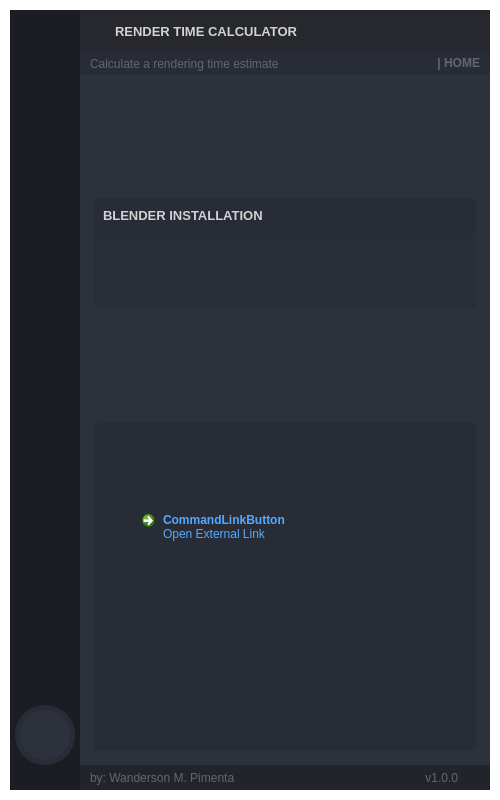
Old version of the form Render_Time_Calculator.ui in the repository Wanderson-Magalhaes/Render_Time_Calculator.
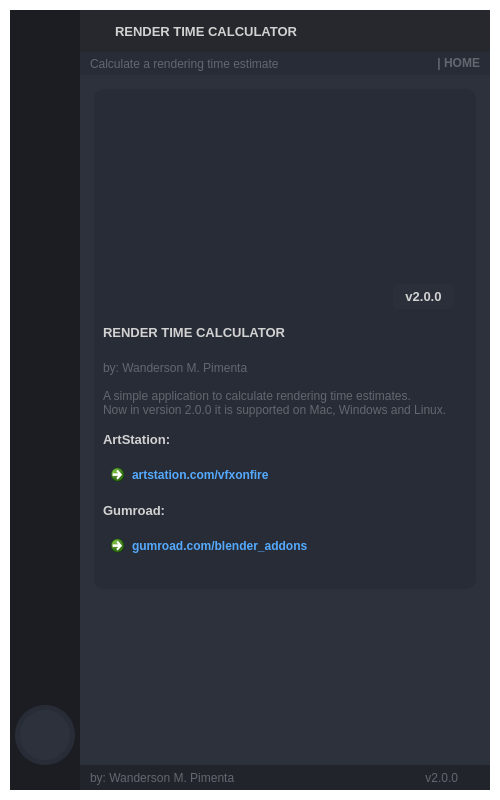
New version of the form. The open tabs and pages were chosen to show the change. Icons and pictures are not drawn.

```diff
--- a/Render_Time_Calculator.ui
+++ b/Render_Time_Calculator.ui
@@ -2795,59 +2795,40 @@
                   </widget>
                   <widget class="QWidget" name="page_info">
                    <layout class="QVBoxLayout" name="verticalLayout_6">
-                    <item>
-                     <widget class="QFrame" name="frame">
+                    <item alignment="Qt::AlignTop">
+                     <widget class="QFrame" name="frame_2">
+                      <property name="minimumSize">
+                       <size>
+                        <width>0</width>
+                        <height>500</height>
+                       </size>
+                      </property>
                       <property name="styleSheet">
-                       <string notr="true">border-radius: 5px;</string>
+                       <string notr="true">background-color: rgb(39, 44, 54);
+border-radius: 10px;</string>
                       </property>
                       <property name="frameShape">
-                       <enum>QFrame::StyledPanel</enum>
+                       <enum>QFrame::NoFrame</enum>
                       </property>
                       <property name="frameShadow">
                        <enum>QFrame::Raised</enum>
                       </property>
-                      <layout class="QVBoxLayout" name="verticalLayout_15">
-                       <property name="spacing">
-                        <number>0</number>
-                       </property>
-                       <property name="leftMargin">
-                        <number>0</number>
-                       </property>
-                       <property name="topMargin">
-                        <number>0</number>
-                       </property>
-                       <property name="rightMargin">
-                        <number>0</number>
-                       </property>
-                       <property name="bottomMargin">
-                        <number>0</number>
-                       </property>
+                      <layout class="QVBoxLayout" name="verticalLayout_7">
                        <item>
-                        <widget class="QFrame" name="frame_div_content_1">
-                         <property name="minimumSize">
-                          <size>
-                           <width>0</width>
-                           <height>110</height>
-                          </size>
-                         </property>
+                        <widget class="QFrame" name="frame">
                          <property name="maximumSize">
                           <size>
                            <width>16777215</width>
-                           <height>110</height>
+                           <height>450</height>
                           </size>
                          </property>
-                         <property name="styleSheet">
-                          <string notr="true">background-color: rgb(41, 45, 56);
-border-radius: 5px;
-</string>
-                         </property>
                          <property name="frameShape">
-                          <enum>QFrame::NoFrame</enum>
+                          <enum>QFrame::StyledPanel</enum>
                          </property>
                          <property name="frameShadow">
                           <enum>QFrame::Raised</enum>
                          </property>
-                         <layout class="QVBoxLayout" name="verticalLayout_7">
+                         <layout class="QVBoxLayout" name="verticalLayout_8">
                           <property name="spacing">
                            <number>0</number>
                           </property>
@@ -2864,25 +2845,36 @@
                            <number>0</number>
                           </property>
                           <item>
-                           <widget class="QFrame" name="frame_title_wid_1">
-                            <property name="maximumSize">
-                             <size>
-                              <width>16777215</width>
-                              <height>35</height>
-                             </size>
-                            </property>
-                            <property name="styleSheet">
-                             <string notr="true">background-color: rgb(39, 44, 54);</string>
-                            </property>
-                            <property name="frameShape">
-                             <enum>QFrame::StyledPanel</enum>
-                            </property>
-                            <property name="frameShadow">
-                             <enum>QFrame::Raised</enum>
-                            </property>
-                            <layout class="QVBoxLayout" name="verticalLayout_8">
-                             <item>
-                              <widget class="QLabel" name="labelBoxBlenderInstalation">
+                           <layout class="QGridLayout" name="gridLayout">
+                            <item row="0" column="0">
+                             <widget class="QFrame" name="frame_3">
+                              <property name="minimumSize">
+                               <size>
+                                <width>0</width>
+                                <height>200</height>
+                               </size>
+                              </property>
+                              <property name="styleSheet">
+                               <string notr="true">background-image: url(:/Images/images/image_about.jpg);
+background-position: center;
+background-repeat: no-repeat;
+border-radius: 10px;</string>
+                              </property>
+                              <property name="frameShape">
+                               <enum>QFrame::NoFrame</enum>
+                              </property>
+                              <property name="frameShadow">
+                               <enum>QFrame::Raised</enum>
+                              </property>
+                              <widget class="QLabel" name="label_version_2">
+                               <property name="geometry">
+                                <rect>
+                                 <x>290</x>
+                                 <y>170</y>
+                                 <width>61</width>
+                                 <height>25</height>
+                                </rect>
+                               </property>
                                <property name="font">
                                 <font>
                                  <family>Segoe UI</family>
@@ -2892,26 +2884,161 @@
                                 </font>
                                </property>
                                <property name="styleSheet">
-                                <string notr="true"/>
+                                <string notr="true">background: none;
+background-color: rgba(44, 49, 60, 150);
+border-radius: 5px;
+</string>
                                </property>
                                <property name="text">
-                                <string>BLENDER INSTALLATION</string>
+                                <string>v2.0.0</string>
+                               </property>
+                               <property name="alignment">
+                                <set>Qt::AlignCenter</set>
                                </property>
                               </widget>
-                             </item>
-                            </layout>
-                           </widget>
-                          </item>
-                          <item>
-                           <widget class="QFrame" name="frame_content_wid_1">
-                            <property name="frameShape">
-                             <enum>QFrame::NoFrame</enum>
-                            </property>
-                            <property name="frameShadow">
-                             <enum>QFrame::Raised</enum>
-                            </property>
-                            <layout class="QHBoxLayout" name="horizontalLayout_9"/>
-                           </widget>
+                             </widget>
+                            </item>
+                            <item row="1" column="0">
+                             <widget class="QLabel" name="label_title_bar_top_2">
+                              <property name="font">
+                               <font>
+                                <family>Segoe UI</family>
+                                <pointsize>10</pointsize>
+                                <weight>75</weight>
+                                <bold>true</bold>
+                               </font>
+                              </property>
+                              <property name="styleSheet">
+                               <string notr="true">background: transparent;
+</string>
+                              </property>
+                              <property name="text">
+                               <string>RENDER TIME CALCULATOR</string>
+                              </property>
+                             </widget>
+                            </item>
+                            <item row="2" column="0">
+                             <widget class="QLabel" name="label_credits_2">
+                              <property name="font">
+                               <font>
+                                <family>Segoe UI</family>
+                               </font>
+                              </property>
+                              <property name="styleSheet">
+                               <string notr="true">color: rgb(98, 103, 111);</string>
+                              </property>
+                              <property name="text">
+                               <string>by: Wanderson M. Pimenta</string>
+                              </property>
+                             </widget>
+                            </item>
+                            <item row="3" column="0">
+                             <widget class="QLabel" name="label_credits_3">
+                              <property name="font">
+                               <font>
+                                <family>Segoe UI</family>
+                               </font>
+                              </property>
+                              <property name="styleSheet">
+                               <string notr="true">color: rgb(98, 103, 111);</string>
+                              </property>
+                              <property name="text">
+                               <string>A simple application to calculate rendering time estimates.
+Now in version 2.0.0 it is supported on Mac, Windows and Linux.</string>
+                              </property>
+                             </widget>
+                            </item>
+                            <item row="4" column="0">
+                             <widget class="QLabel" name="label_title_bar_top_4">
+                              <property name="font">
+                               <font>
+                                <family>Segoe UI</family>
+                                <pointsize>10</pointsize>
+                                <weight>75</weight>
+                                <bold>true</bold>
+                               </font>
+                              </property>
+                              <property name="styleSheet">
+                               <string notr="true">background: transparent;
+</string>
+                              </property>
+                              <property name="text">
+                               <string>ArtStation:</string>
+                              </property>
+                             </widget>
+                            </item>
+                            <item row="5" column="0">
+                             <widget class="QCommandLinkButton" name="btn_artstation">
+                              <property name="styleSheet">
+                               <string notr="true">QCommandLinkButton {	
+	color: rgb(85, 170, 255);
+	border-radius: 5px;
+	padding: 5px;
+}
+QCommandLinkButton:hover {	
+	color: rgb(210, 210, 210);
+	background-color: rgb(44, 49, 60);
+}
+QCommandLinkButton:pressed {	
+	color: rgb(210, 210, 210);
+	background-color: rgb(52, 58, 71);
+}</string>
+                              </property>
+                              <property name="text">
+                               <string>artstation.com/vfxonfire</string>
+                              </property>
+                              <property name="icon">
+                               <iconset resource="files.qrc">
+                                <normaloff>:/16x16/icons/16x16/cil-link.png</normaloff>:/16x16/icons/16x16/cil-link.png</iconset>
+                              </property>
+                             </widget>
+                            </item>
+                            <item row="6" column="0">
+                             <widget class="QLabel" name="label_title_bar_top_5">
+                              <property name="font">
+                               <font>
+                                <family>Segoe UI</family>
+                                <pointsize>10</pointsize>
+                                <weight>75</weight>
+                                <bold>true</bold>
+                               </font>
+                              </property>
+                              <property name="styleSheet">
+                               <string notr="true">background: transparent;
+</string>
+                              </property>
+                              <property name="text">
+                               <string>Gumroad:</string>
+                              </property>
+                             </widget>
+                            </item>
+                            <item row="7" column="0">
+                             <widget class="QCommandLinkButton" name="btn_gumroad">
+                              <property name="styleSheet">
+                               <string notr="true">QCommandLinkButton {	
+	color: rgb(85, 170, 255);
+	border-radius: 5px;
+	padding: 5px;
+}
+QCommandLinkButton:hover {	
+	color: rgb(210, 210, 210);
+	background-color: rgb(44, 49, 60);
+}
+QCommandLinkButton:pressed {	
+	color: rgb(210, 210, 210);
+	background-color: rgb(52, 58, 71);
+}</string>
+                              </property>
+                              <property name="text">
+                               <string>gumroad.com/blender_addons</string>
+                              </property>
+                              <property name="icon">
+                               <iconset resource="files.qrc">
+                                <normaloff>:/16x16/icons/16x16/cil-link.png</normaloff>:/16x16/icons/16x16/cil-link.png</iconset>
+                              </property>
+                             </widget>
+                            </item>
+                           </layout>
                           </item>
                          </layout>
                         </widget>
@@ -2919,61 +3046,6 @@
                       </layout>
                      </widget>
                     </item>
-                    <item>
-                     <widget class="QFrame" name="frame_2">
-                      <property name="minimumSize">
-                       <size>
-                        <width>0</width>
-                        <height>150</height>
-                       </size>
-                      </property>
-                      <property name="styleSheet">
-                       <string notr="true">background-color: rgb(39, 44, 54);
-border-radius: 5px;</string>
-                      </property>
-                      <property name="frameShape">
-                       <enum>QFrame::StyledPanel</enum>
-                      </property>
-                      <property name="frameShadow">
-                       <enum>QFrame::Raised</enum>
-                      </property>
-                      <widget class="QCommandLinkButton" name="commandLinkButton">
-                       <property name="geometry">
-                        <rect>
-                         <x>40</x>
-                         <y>80</y>
-                         <width>271</width>
-                         <height>51</height>
-                        </rect>
-                       </property>
-                       <property name="styleSheet">
-                        <string notr="true">QCommandLinkButton {	
-	color: rgb(85, 170, 255);
-	border-radius: 5px;
-	padding: 5px;
-}
-QCommandLinkButton:hover {	
-	color: rgb(210, 210, 210);
-	background-color: rgb(44, 49, 60);
-}
-QCommandLinkButton:pressed {	
-	color: rgb(210, 210, 210);
-	background-color: rgb(52, 58, 71);
-}</string>
-                       </property>
-                       <property name="text">
-                        <string>CommandLinkButton</string>
-                       </property>
-                       <property name="icon">
-                        <iconset resource="files.qrc">
-                         <normaloff>:/16x16/icons/16x16/cil-link.png</normaloff>:/16x16/icons/16x16/cil-link.png</iconset>
-                       </property>
-                       <property name="description">
-                        <string>Open External Link</string>
-                       </property>
-                      </widget>
-                     </widget>
-                    </item>
                    </layout>
                   </widget>
                  </widget>
@@ -3076,7 +3148,7 @@
                       <string notr="true">color: rgb(98, 103, 111);</string>
                      </property>
                      <property name="text">
-                      <string>v1.0.0</string>
+                      <string>v2.0.0</string>
                      </property>
                      <property name="alignment">
                       <set>Qt::AlignRight|Qt::AlignTrailing|Qt::AlignVCenter</set>
```
Left out of the diff: 32 changed lines with no effect on the pictures.
